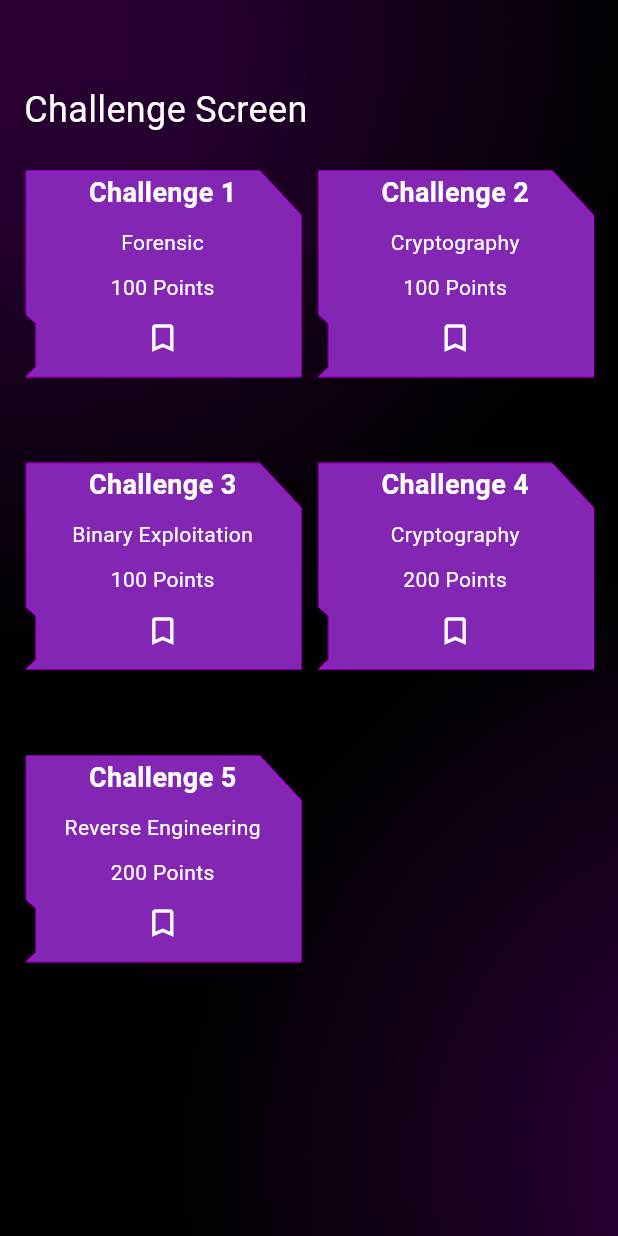
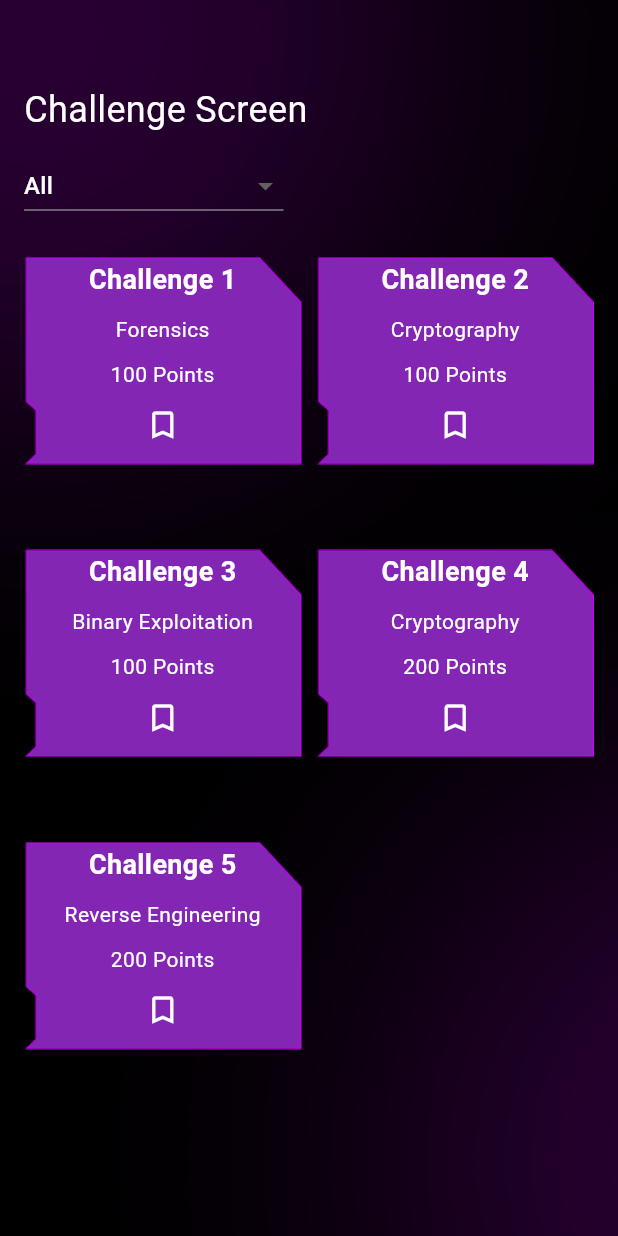
Before and after one commit to Michochi/Code-Fusion-Mobile-App, a Flutter app: the ChallengeScreen screen opened by its route, on a phone screen of 412 x 824 dp. Run offline on Flutter 3.47's test engine with Material 3 defaults, Android fonts, the phone set to English and light mode, and no system bars; our stand-ins replace animated_text_kit, cloud_firestore, firebase_auth, firebase_core, google_fonts, shared_preferences; accounts and stored records are empty.

Commit message:
added filter

```diff
--- a/lib/screens/challenge.dart
+++ b/lib/screens/challenge.dart
@@ -14,6 +14,7 @@ class ChallengeScreen extends StatefulWidget {
 class _ChallengeScreenState extends State<ChallengeScreen> {
   final FirebaseAuth _auth = FirebaseAuth.instance;
   final FirebaseFirestore _firestore = FirebaseFirestore.instance;
+  String selectedCategory = 'All';
 
   Future<void> _bookmarkChallenge(Map<String, dynamic> challenge) async {
     final user = _auth.currentUser;
@@ -55,7 +56,7 @@ class _ChallengeScreenState extends State<ChallengeScreen> {
     final challenges = [
       {
         'name': 'Challenge 1',
-        'category': 'Forensic',
+        'category': 'Forensics',
         'points': 100,
       },
       {
@@ -79,6 +80,13 @@ class _ChallengeScreenState extends State<ChallengeScreen> {
         'points': 200,
       },
     ];
+
+    // Filter challenges based on selected category
+    final filteredChallenges = selectedCategory == 'All'
+        ? challenges
+        : challenges
+            .where((challenge) => challenge['category'] == selectedCategory)
+            .toList();
 
     return Scaffold(
       resizeToAvoidBottomInset: false,
@@ -120,6 +128,36 @@ class _ChallengeScreenState extends State<ChallengeScreen> {
                     fontSize: 24,
                   ),
                 ),
+                const SizedBox(height: 10),
+                // DropdownButton for category selection
+                DropdownButton<String>(
+                  value: selectedCategory,
+                  items: <String>[
+                    'All',
+                    'Cryptography',
+                    'Forensics',
+                    'Web Exploit',
+                    'Reverse Engineering',
+                    'Binary Exploit'
+                  ].map((String value) {
+                    return DropdownMenuItem<String>(
+                      value: value,
+                      child: Text(
+                        value,
+                        style: GoogleFonts.dotGothic16(
+                          color: Colors.white,
+                          fontSize: 16,
+                        ),
+                      ),
+                    );
+                  }).toList(),
+                  dropdownColor: Colors.black,
+                  onChanged: (String? newValue) {
+                    setState(() {
+                      selectedCategory = newValue!;
+                    });
+                  },
+                ),
                 Expanded(
                   child: GridView.builder(
                     gridDelegate:
@@ -129,9 +167,9 @@ class _ChallengeScreenState extends State<ChallengeScreen> {
                       mainAxisSpacing: 10,
                       childAspectRatio: 1,
                     ),
-                    itemCount: challenges.length,
+                    itemCount: filteredChallenges.length,
                     itemBuilder: (context, index) {
-                      final challenge = challenges[index];
+                      final challenge = filteredChallenges[index];
                       return FutureBuilder<bool>(
                         future: _isBookmarked(challenge['name'] as String),
                         builder: (context, snapshot) {
```
